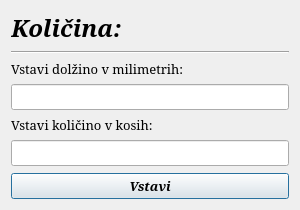
Above: numofitemskalk.ui from MaxMaxy/racun before the change. Below: the same form after it.
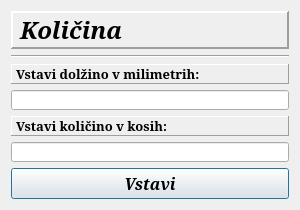
That is the form after the change.

Patch:
```diff
--- a/numofitemskalk.ui
+++ b/numofitemskalk.ui
@@ -47,8 +47,17 @@
            <bold>true</bold>
           </font>
          </property>
+         <property name="frameShape">
+          <enum>QFrame::Panel</enum>
+         </property>
+         <property name="frameShadow">
+          <enum>QFrame::Raised</enum>
+         </property>
+         <property name="lineWidth">
+          <number>2</number>
+         </property>
          <property name="text">
-          <string>Količina:</string>
+          <string>Količina</string>
          </property>
         </widget>
        </item>
@@ -73,8 +82,16 @@
          <property name="font">
           <font>
            <family>Serif</family>
+           <weight>75</weight>
+           <bold>true</bold>
           </font>
          </property>
+         <property name="frameShape">
+          <enum>QFrame::Panel</enum>
+         </property>
+         <property name="frameShadow">
+          <enum>QFrame::Raised</enum>
+         </property>
          <property name="text">
           <string>Vstavi dolžino v milimetrih:</string>
          </property>
@@ -94,8 +111,16 @@
          <property name="font">
           <font>
            <family>Serif</family>
+           <weight>75</weight>
+           <bold>true</bold>
           </font>
          </property>
+         <property name="frameShape">
+          <enum>QFrame::Panel</enum>
+         </property>
+         <property name="frameShadow">
+          <enum>QFrame::Raised</enum>
+         </property>
          <property name="text">
           <string>Vstavi količino v kosih:</string>
          </property>
@@ -135,6 +160,7 @@
        <property name="font">
         <font>
          <family>Serif</family>
+         <pointsize>12</pointsize>
          <weight>75</weight>
          <italic>true</italic>
          <bold>true</bold>
```
